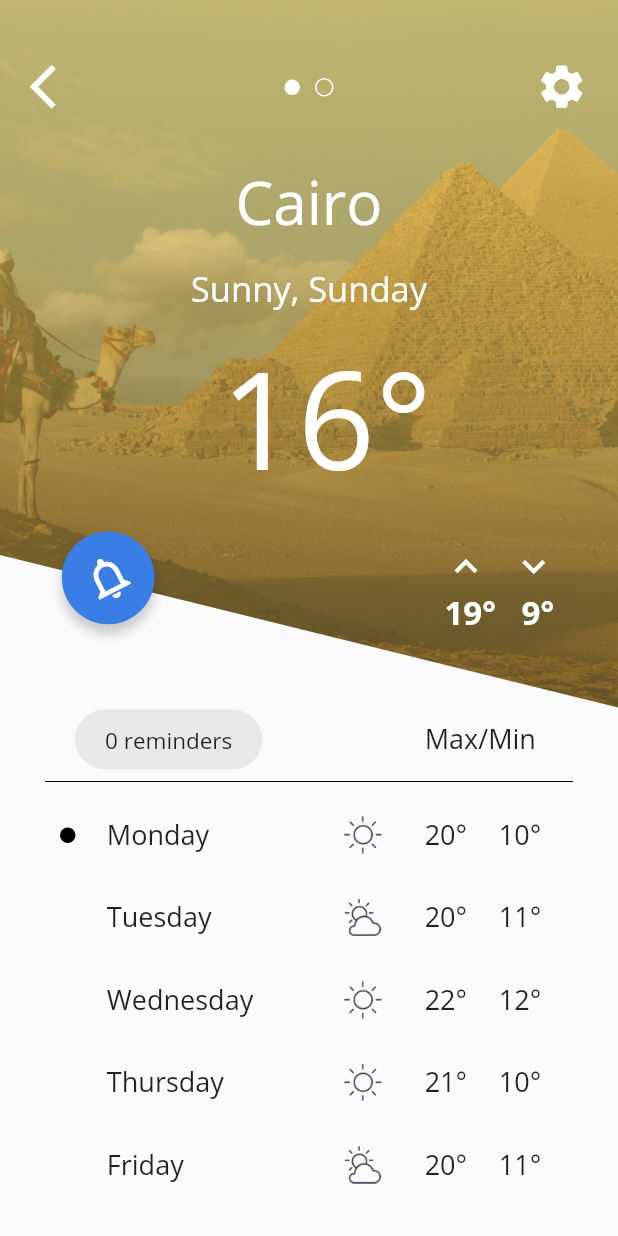
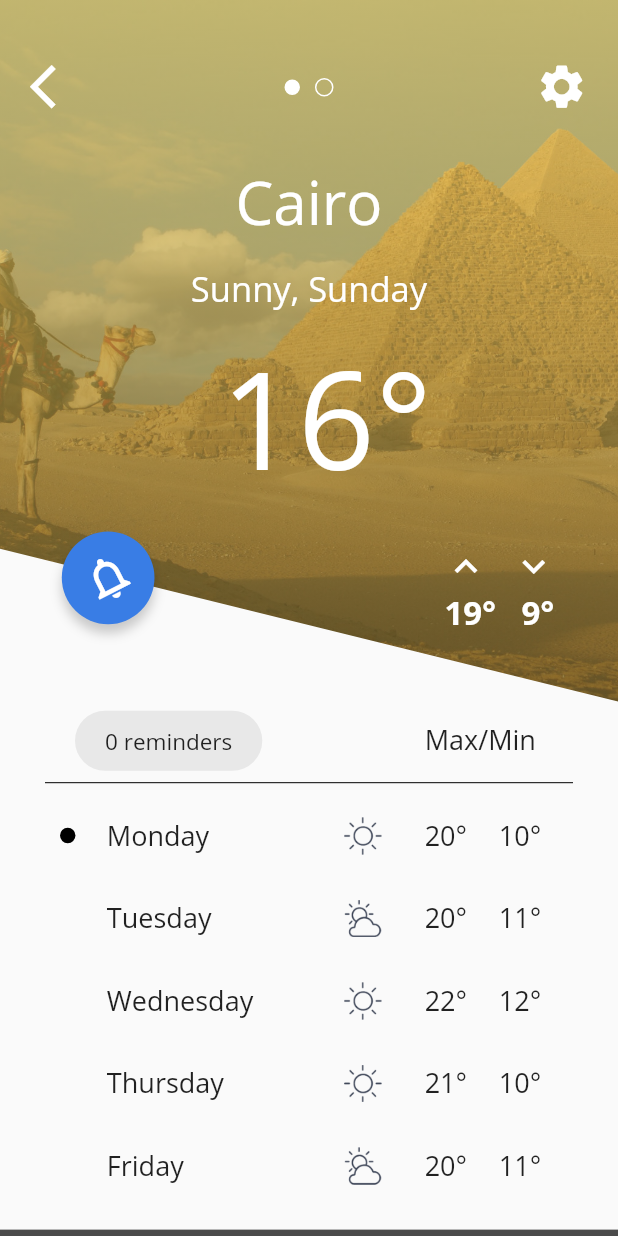
Before and after one commit to JKPK/weekly_flutter_challenge_4_weather_app, a Flutter app: the screen it shows after launch, on a phone screen of 412 x 824 dp. Run offline on Flutter 3.47's test engine with Material 2 defaults, Android fonts, the phone set to English and light mode, and no system bars.

```diff
--- a/lib/widgets/background.dart
+++ b/lib/widgets/background.dart
@@ -27,7 +27,7 @@ class Background extends StatelessWidget {
           ),
         ),
         Positioned(
-          bottom: 0,
+          top: MediaQuery.of(context).size.height/2*.85,
           child: ClipPath(
             clipper: BackgroundClipper(),
             child: Container(
--- a/lib/widgets/week_table.dart
+++ b/lib/widgets/week_table.dart
@@ -8,7 +8,7 @@ class WeekTable extends StatelessWidget {
     return Stack(
       children: <Widget>[
         Positioned(
-          bottom: 20,
+          top: MediaQuery.of(context).size.height/2*1.15,
           left: 0,
           width: MediaQuery.of(context).size.width,
           child: Padding(
@@ -63,7 +63,7 @@ class WeekTable extends StatelessWidget {
           ),
         ),
         Positioned(
-          bottom: 262,
+          top: MediaQuery.of(context).size.height/2*1.15+78,
           left: 35,
           child: Container(
             margin: EdgeInsets.symmetric(horizontal: 5),
```
